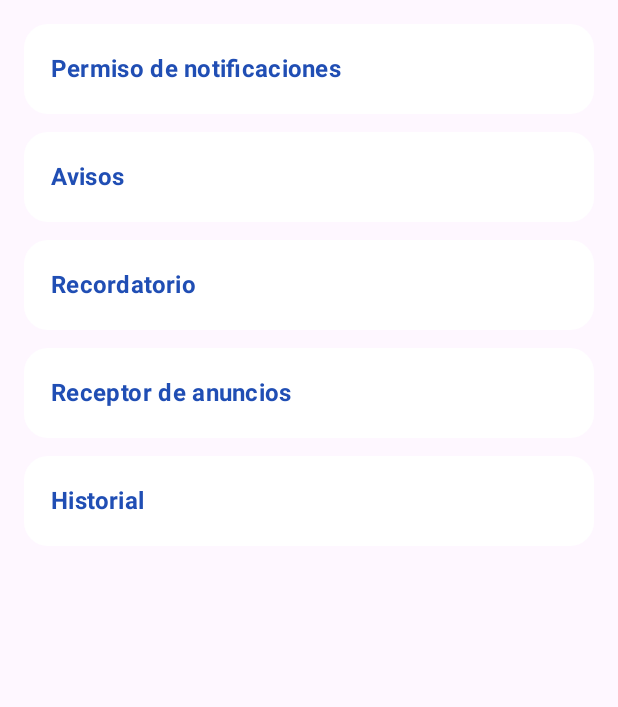
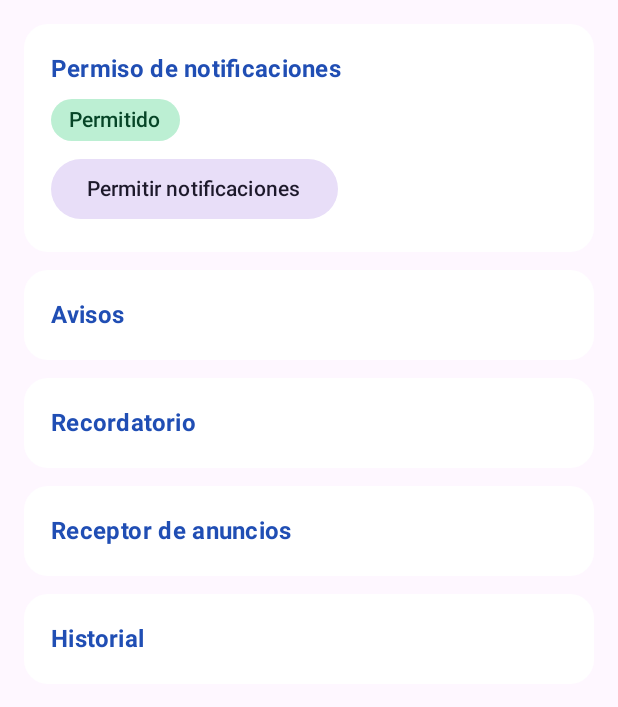
Before and after one commit to israelhuamanh/AvisosCampus, an Android app built with Jetpack Compose: the screen it shows after launch (MainActivity), on a phone screen of 412 x 824 dp, the part 96-803 px from its top. Run offline under Robolectric (Android 15) with nearby library versions, the phone set to English and light mode, and no system bars.

Commit message:
feat(permiso): pide POST_NOTIFICATIONS y muestra su estado

```diff
--- a/app/src/main/AndroidManifest.xml
+++ b/app/src/main/AndroidManifest.xml
@@ -1,4 +1,5 @@
 <manifest xmlns:android="http://schemas.android.com/apk/res/android">
+    <uses-permission android:name="android.permission.POST_NOTIFICATIONS"/>
     <application android:name=".AvisosApp" android:label="AvisosCampus" android:icon="@drawable/ic_notificacion" android:theme="@android:style/Theme.Material.Light.NoActionBar">
         <activity android:name=".MainActivity" android:exported="true" android:launchMode="singleTop">
             <intent-filter>
--- a/app/src/main/java/com/tecsup/avisoscampus/notificacion/Notificador.kt
+++ b/app/src/main/java/com/tecsup/avisoscampus/notificacion/Notificador.kt
@@ -1,5 +1,8 @@
 package com.tecsup.avisoscampus.notificacion
 
+import android.Manifest
+import android.content.pm.PackageManager
+import androidx.core.content.ContextCompat
 import android.app.NotificationChannel
 import android.app.NotificationManager
 import android.content.Context
@@ -12,4 +15,8 @@ object Notificador {
             manager.createNotificationChannel(NotificationChannel(CANAL, "Avisos", NotificationManager.IMPORTANCE_DEFAULT))
         }
     }
+
+    fun tienePermiso(context: Context): Boolean =
+        Build.VERSION.SDK_INT < 33 || ContextCompat.checkSelfPermission(context,
+            Manifest.permission.POST_NOTIFICATIONS) == PackageManager.PERMISSION_GRANTED
 }
--- a/app/src/main/java/com/tecsup/avisoscampus/ui/PantallaAvisos.kt
+++ b/app/src/main/java/com/tecsup/avisoscampus/ui/PantallaAvisos.kt
@@ -1,5 +1,13 @@
 package com.tecsup.avisoscampus.ui
 
+import android.Manifest
+import android.os.Build
+import androidx.activity.compose.rememberLauncherForActivityResult
+import androidx.activity.result.contract.ActivityResultContracts
+import androidx.compose.ui.platform.LocalContext
+import androidx.compose.ui.graphics.Color
+import com.tecsup.avisoscampus.model.PermisoUi
+import com.tecsup.avisoscampus.notificacion.Notificador
 import androidx.compose.foundation.*
 import androidx.compose.foundation.layout.*
 import androidx.compose.foundation.shape.RoundedCornerShape
@@ -29,6 +37,14 @@ internal fun Tarjeta(titulo: String, contenido: @Composable ColumnScope.() -> Un
 @OptIn(ExperimentalMaterial3Api::class)
 @Composable
 fun PantallaAvisos(vm: AvisosViewModel) {
+    val contexto = LocalContext.current
+    val permiso by vm.permiso.collectAsState()
+    val lanzador = rememberLauncherForActivityResult(ActivityResultContracts.RequestPermission()) {
+        vm.permisoRespondido(it)
+    }
+    LaunchedEffect(contexto) {
+        if (Notificador.tienePermiso(contexto)) vm.permisoRespondido(true)
+    }
     Scaffold(topBar = {
         TopAppBar(title = { Text("AvisosCampus", fontWeight = FontWeight.Bold) },
             colors = TopAppBarDefaults.topAppBarColors(containerColor = MaterialTheme.colorScheme.primary,
@@ -37,7 +53,22 @@ fun PantallaAvisos(vm: AvisosViewModel) {
         Box(Modifier.fillMaxSize().padding(margen), contentAlignment = Alignment.TopCenter) {
             Column(Modifier.widthIn(max = 640.dp).fillMaxWidth().verticalScroll(rememberScrollState()).padding(16.dp),
                 verticalArrangement = Arrangement.spacedBy(12.dp)) {
-                Tarjeta("Permiso de notificaciones") {}
+                Tarjeta("Permiso de notificaciones") {
+                    val (etiqueta, fondo, texto) = when (permiso) {
+                        PermisoUi.Concedido -> Triple("Permitido", Color(0xFFBCEFD3), Color(0xFF064527))
+                        PermisoUi.Denegado -> Triple("Denegado", MaterialTheme.colorScheme.errorContainer, MaterialTheme.colorScheme.onErrorContainer)
+                        PermisoUi.SinPedir -> Triple("Sin pedir", MaterialTheme.colorScheme.surfaceVariant, MaterialTheme.colorScheme.onSurfaceVariant)
+                    }
+                    Surface(shape = RoundedCornerShape(50), color = fondo, contentColor = texto) {
+                        Text(etiqueta, Modifier.padding(horizontal = 12.dp, vertical = 4.dp),
+                            style = MaterialTheme.typography.labelLarge)
+                    }
+                    FilledTonalButton(onClick = {
+                        if (Build.VERSION.SDK_INT >= 33 && !Notificador.tienePermiso(contexto))
+                            lanzador.launch(Manifest.permission.POST_NOTIFICATIONS)
+                        else vm.permisoRespondido(true)
+                    }) { Text("Permitir notificaciones") }
+                }
                 Tarjeta("Avisos") {}
                 Tarjeta("Recordatorio") {}
                 Tarjeta("Receptor de anuncios") {}
--- a/app/src/main/java/com/tecsup/avisoscampus/viewmodel/AvisosViewModel.kt
+++ b/app/src/main/java/com/tecsup/avisoscampus/viewmodel/AvisosViewModel.kt
@@ -14,4 +14,8 @@ class AvisosViewModel(private val repo: AvisosRepository) : ViewModel() {
     val permiso = _permiso.asStateFlow()
     private val _mensaje = MutableStateFlow<String?>(null)
     val mensaje = _mensaje.asStateFlow()
+
+    fun permisoRespondido(concedido: Boolean) {
+        _permiso.value = if (concedido) PermisoUi.Concedido else PermisoUi.Denegado
+    }
 }
```
